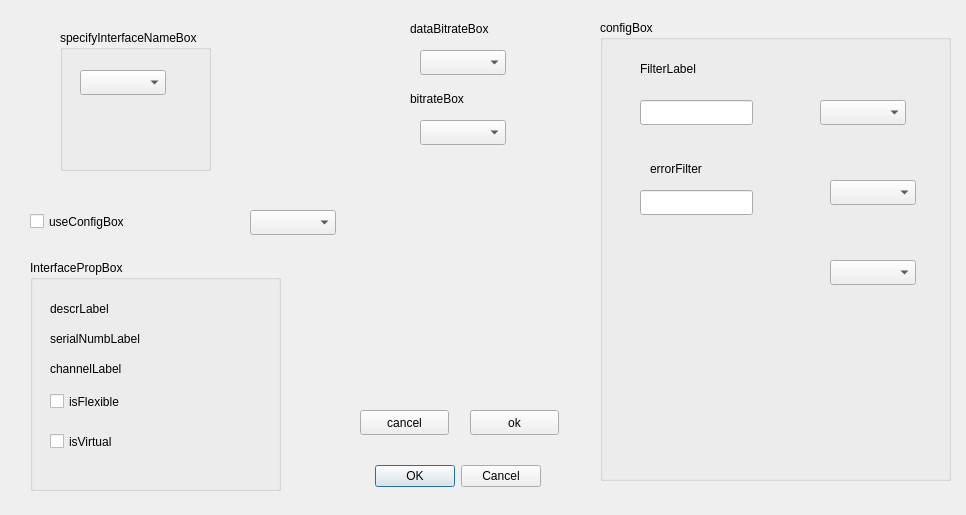
Above: connectdialog.ui from PowerOleg/Qt_can before the change. Below: the same form after it.
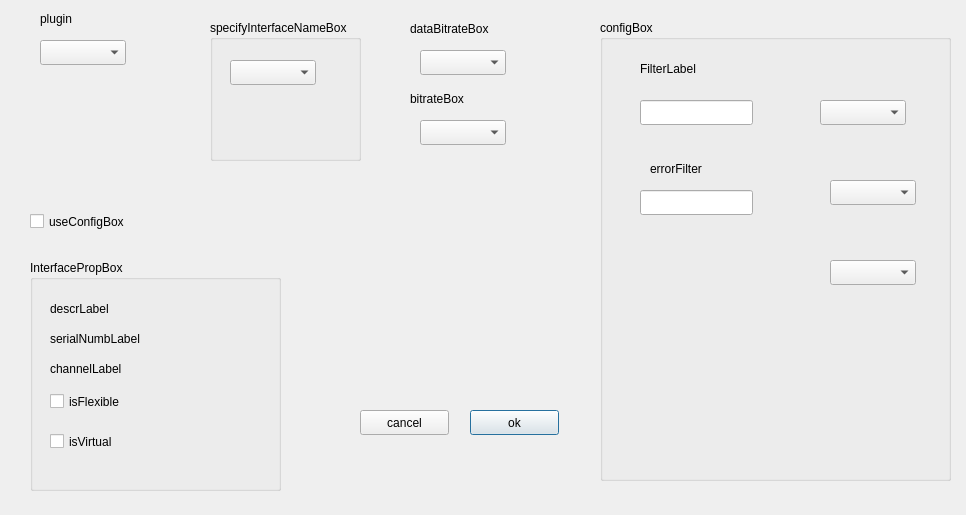
That is the form after the change. Custom widgets are drawn as their Qt base class.

Diff of the .ui file:
```diff
--- a/connectdialog.ui
+++ b/connectdialog.ui
@@ -14,6 +14,9 @@
    <string>Dialog</string>
   </property>
   <widget class="QDialogButtonBox" name="buttonBox">
+   <property name="enabled">
+    <bool>true</bool>
+   </property>
    <property name="geometry">
     <rect>
      <x>200</x>
@@ -26,7 +29,7 @@
     <enum>Qt::Horizontal</enum>
    </property>
    <property name="standardButtons">
-    <set>QDialogButtonBox::Cancel|QDialogButtonBox::Ok</set>
+    <set>QDialogButtonBox::NoButton</set>
    </property>
   </widget>
   <widget class="QCheckBox" name="useConfigurationBox">
@@ -123,8 +126,8 @@
   <widget class="QComboBox" name="pluginListBox">
    <property name="geometry">
     <rect>
-     <x>250</x>
-     <y>210</y>
+     <x>40</x>
+     <y>40</y>
      <width>86</width>
      <height>25</height>
     </rect>
@@ -159,8 +162,8 @@
   <widget class="QGroupBox" name="specifyInterfaceNameBox">
    <property name="geometry">
     <rect>
-     <x>60</x>
-     <y>30</y>
+     <x>210</x>
+     <y>20</y>
      <width>151</width>
      <height>141</height>
     </rect>
@@ -314,6 +317,19 @@
     <string>dataBitrateBox</string>
    </property>
   </widget>
+  <widget class="QLabel" name="pluginListBoxLabel">
+   <property name="geometry">
+    <rect>
+     <x>40</x>
+     <y>10</y>
+     <width>67</width>
+     <height>17</height>
+    </rect>
+   </property>
+   <property name="text">
+    <string>plugin</string>
+   </property>
+  </widget>
  </widget>
  <customwidgets>
   <customwidget>
```
